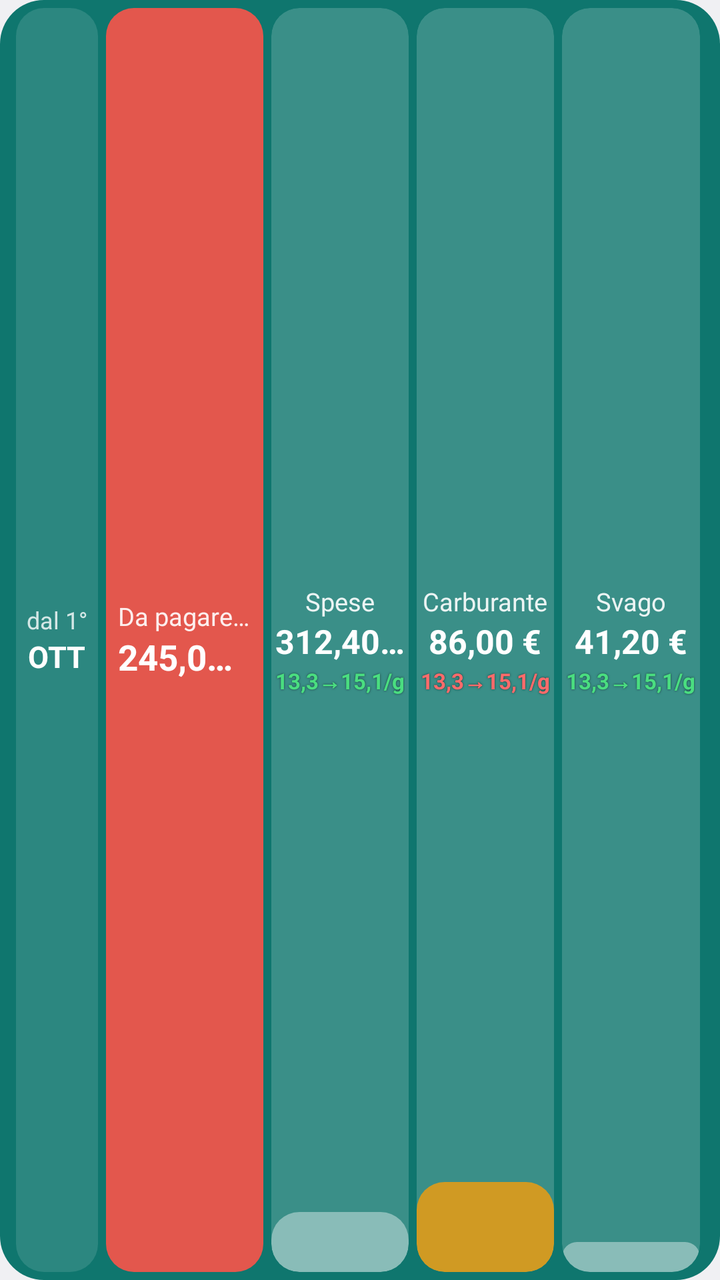
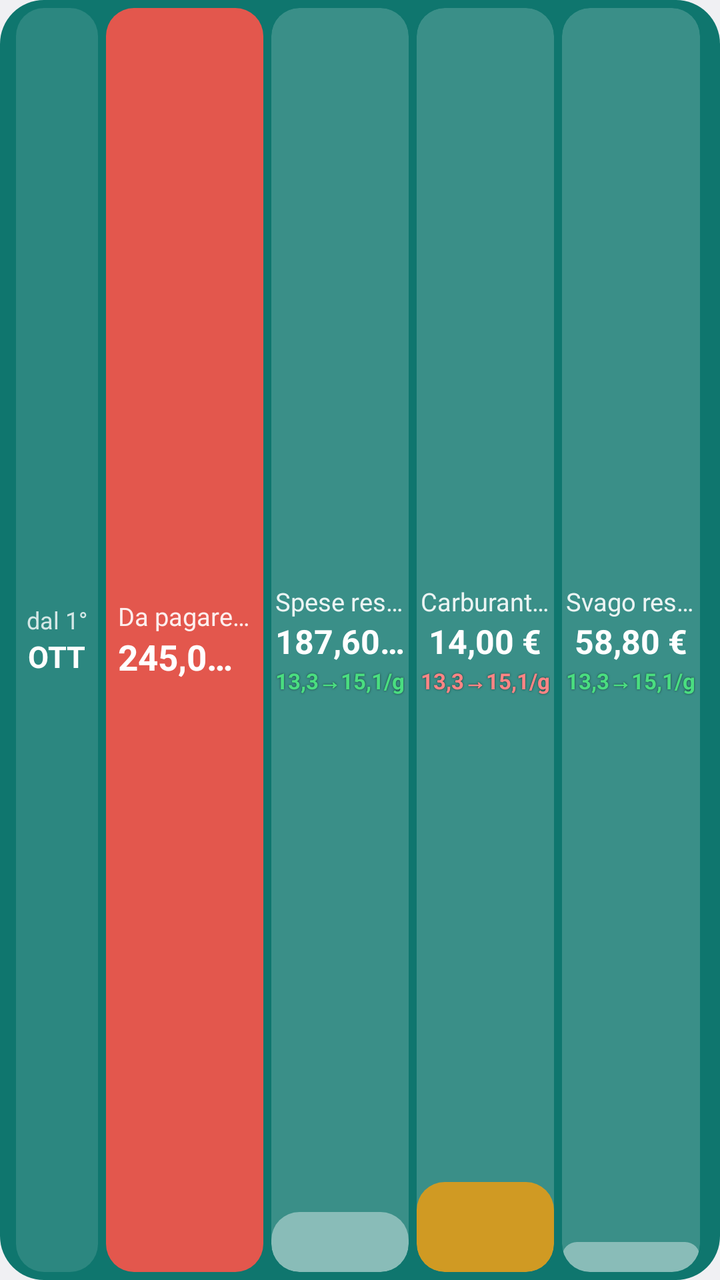

Before-and-after screenshots of an Android layout around one commit, followed by the original layout XML and the change that was made.
<!-- AndroidManifest.xml: application theme AppTheme -->
<!-- res/layout/widget_month2_preview.xml -->
<?xml version="1.0" encoding="utf-8"?>
<LinearLayout xmlns:android="http://schemas.android.com/apk/res/android"
    android:layout_width="match_parent"
    android:layout_height="match_parent"
    android:orientation="horizontal"
    android:gravity="center_vertical"
    android:paddingLeft="8dp"
    android:paddingRight="8dp"
    android:paddingTop="4dp"
    android:paddingBottom="4dp"
    android:background="@drawable/widget_bg">

    
    <LinearLayout
        android:layout_width="0dp"
        android:layout_height="match_parent"
        android:layout_weight="0.6"
        android:orientation="vertical"
        android:gravity="center"
        android:layout_marginRight="2dp"
        android:paddingLeft="2dp"
        android:paddingRight="2dp"
        android:background="@drawable/widget_since_bg">
        <TextView
            android:layout_width="wrap_content"
            android:layout_height="wrap_content"
            android:text="dal 1°"
            android:textColor="#CCFFFFFF"
            android:textSize="12sp"
            android:singleLine="true" />
        <TextView
            android:layout_width="wrap_content"
            android:layout_height="wrap_content"
            android:text="OTT"
            android:textColor="#FFFFFF"
            android:textSize="15sp"
            android:textStyle="bold"
            android:singleLine="true" />
    </LinearLayout>

    
    <LinearLayout
        android:layout_width="0dp"
        android:layout_height="match_parent"
        android:layout_weight="1.15"
        android:layout_marginLeft="2dp"
        android:layout_marginRight="2dp"
        android:orientation="vertical"
        android:gravity="center"
        android:paddingLeft="6dp"
        android:paddingRight="6dp"
        android:background="@drawable/widget_cell_due">
        <TextView
            android:layout_width="wrap_content"
            android:layout_height="wrap_content"
            android:text="Da pagare (3)"
            android:textColor="#E6FFFFFF"
            android:textSize="12.5sp"
            android:singleLine="true" />
        <TextView
            android:layout_width="wrap_content"
            android:layout_height="wrap_content"
            android:text="245,00 €"
            android:textColor="#FFFFFF"
            android:textSize="17.5sp"
            android:textStyle="bold"
            android:singleLine="true" />
    </LinearLayout>

    
    <FrameLayout
        android:layout_width="0dp"
        android:layout_height="match_parent"
        android:layout_weight="1"
        android:layout_marginLeft="2dp"
        android:layout_marginRight="2dp"
        android:background="@drawable/widget_cell"
        android:clipToOutline="true">
        <ImageView
            android:layout_width="match_parent"
            android:layout_height="match_parent"
            android:src="@drawable/preview_fill_a"
            android:scaleType="fitXY" />
        <LinearLayout
            android:layout_width="match_parent"
            android:layout_height="match_parent"
            android:orientation="vertical"
            android:gravity="center"
            android:paddingLeft="2dp"
            android:paddingRight="2dp">
            <TextView
                android:layout_width="wrap_content"
                android:layout_height="wrap_content"
                android:text="Spese"
                android:textColor="#E6FFFFFF"
                android:textSize="12.5sp"
                android:singleLine="true" />
            <TextView
                android:layout_width="wrap_content"
                android:layout_height="wrap_content"
                android:text="312,40 €"
                android:textColor="#FFFFFF"
                android:textSize="16.5sp"
                android:textStyle="bold"
                android:singleLine="true" />
            <TextView
                android:layout_width="wrap_content"
                android:layout_height="wrap_content"
                android:text="13,3→15,1/g"
                android:layout_marginTop="1dp"
                android:textColor="#FF4ADE80"
                android:textSize="11sp"
                android:textStyle="bold"
                android:shadowColor="#99000000"
                android:shadowRadius="2"
                android:singleLine="true" />
        </LinearLayout>
    </FrameLayout>

    
    <FrameLayout
        android:layout_width="0dp"
        android:layout_height="match_parent"
        android:layout_weight="1"
        android:layout_marginLeft="2dp"
        android:layout_marginRight="2dp"
        android:background="@drawable/widget_cell"
        android:clipToOutline="true">
        <ImageView
            android:layout_width="match_parent"
            android:layout_height="match_parent"
            android:src="@drawable/preview_fill_b"
            android:scaleType="fitXY" />
        <LinearLayout
            android:layout_width="match_parent"
            android:layout_height="match_parent"
            android:orientation="vertical"
            android:gravity="center"
            android:paddingLeft="2dp"
            android:paddingRight="2dp">
            <TextView
                android:layout_width="wrap_content"
                android:layout_height="wrap_content"
                android:text="Carburante"
                android:textColor="#E6FFFFFF"
                android:textSize="12.5sp"
                android:singleLine="true" />
            <TextView
                android:layout_width="wrap_content"
                android:layout_height="wrap_content"
                android:text="86,00 €"
                android:textColor="#FFFFFF"
                android:textSize="16.5sp"
                android:textStyle="bold"
                android:singleLine="true" />
            <TextView
                android:layout_width="wrap_content"
                android:layout_height="wrap_content"
                android:text="13,3→15,1/g"
                android:layout_marginTop="1dp"
                android:textColor="#FFFF6B6B"
                android:textSize="11sp"
                android:textStyle="bold"
                android:shadowColor="#99000000"
                android:shadowRadius="2"
                android:singleLine="true" />
        </LinearLayout>
    </FrameLayout>

    
    <FrameLayout
        android:layout_width="0dp"
        android:layout_height="match_parent"
        android:layout_weight="1"
        android:layout_marginLeft="2dp"
        android:layout_marginRight="2dp"
        android:background="@drawable/widget_cell"
        android:clipToOutline="true">
        <ImageView
            android:layout_width="match_parent"
            android:layout_height="match_parent"
            android:src="@drawable/preview_fill_c"
            android:scaleType="fitXY" />
        <LinearLayout
            android:layout_width="match_parent"
            android:layout_height="match_parent"
            android:orientation="vertical"
            android:gravity="center"
            android:paddingLeft="2dp"
            android:paddingRight="2dp">
            <TextView
                android:layout_width="wrap_content"
                android:layout_height="wrap_content"
                android:text="Svago"
                android:textColor="#E6FFFFFF"
                android:textSize="12.5sp"
                android:singleLine="true" />
            <TextView
                android:layout_width="wrap_content"
                android:layout_height="wrap_content"
                android:text="41,20 €"
                android:textColor="#FFFFFF"
                android:textSize="16.5sp"
                android:textStyle="bold"
                android:singleLine="true" />
            <TextView
                android:layout_width="wrap_content"
                android:layout_height="wrap_content"
                android:text="13,3→15,1/g"
                android:layout_marginTop="1dp"
                android:textColor="#FF4ADE80"
                android:textSize="11sp"
                android:textStyle="bold"
                android:shadowColor="#99000000"
                android:shadowRadius="2"
                android:singleLine="true" />
        </LinearLayout>
    </FrameLayout>
</LinearLayout>
<!-- resources referenced by this layout -->
<resources>
  <!-- drawable preview_fill_a (drawable) -->
  <?xml version="1.0" encoding="utf-8"?>
  <layer-list xmlns:android="http://schemas.android.com/apk/res/android">
      <item android:gravity="bottom" android:height="30dp">
          <shape android:shape="rectangle">
              <solid android:color="#66FFFFFF" />
              <corners android:radius="14dp" />
          </shape>
      </item>
  </layer-list>
  <!-- drawable preview_fill_b (drawable) -->
  <?xml version="1.0" encoding="utf-8"?>
  <layer-list xmlns:android="http://schemas.android.com/apk/res/android">
      <item android:gravity="bottom" android:height="45dp">
          <shape android:shape="rectangle">
              <solid android:color="#CCF59E0B" />
              <corners android:radius="14dp" />
          </shape>
      </item>
  </layer-list>
  <!-- drawable preview_fill_c (drawable) -->
  <?xml version="1.0" encoding="utf-8"?>
  <layer-list xmlns:android="http://schemas.android.com/apk/res/android">
      <item android:gravity="bottom" android:height="15dp">
          <shape android:shape="rectangle">
              <solid android:color="#66FFFFFF" />
              <corners android:radius="14dp" />
          </shape>
      </item>
  </layer-list>
  <!-- drawable widget_bg (drawable) -->
  <?xml version="1.0" encoding="utf-8"?>
  <shape xmlns:android="http://schemas.android.com/apk/res/android" android:shape="rectangle">
      <solid android:color="#0F766E" />
      <corners android:radius="22dp" />
  </shape>
  <!-- drawable widget_cell (drawable) -->
  <?xml version="1.0" encoding="utf-8"?>
  <shape xmlns:android="http://schemas.android.com/apk/res/android" android:shape="rectangle">
      <solid android:color="#2EFFFFFF" />
      <corners android:radius="14dp" />
  </shape>
  <!-- drawable widget_cell_due (drawable) -->
  <?xml version="1.0" encoding="utf-8"?>
  <shape xmlns:android="http://schemas.android.com/apk/res/android" android:shape="rectangle">
      <solid android:color="#E3574D" />
      <corners android:radius="14dp" />
  </shape>
  <!-- drawable widget_since_bg (drawable) -->
  <?xml version="1.0" encoding="utf-8"?>
  <shape xmlns:android="http://schemas.android.com/apk/res/android" android:shape="rectangle">
      <solid android:color="#1FFFFFFF" />
      <corners android:radius="14dp" />
  </shape>
  <style name="AppTheme" parent="@android:style/Theme.DeviceDefault.DayNight">
          <item name="android:windowActionBar">false</item>
          <item name="android:windowNoTitle">true</item>
      </style>
</resources>

<!-- the commit's change to res/layout/widget_month2_preview.xml (unified diff, before → after) -->
@@ -67,6 +67,7 @@
             android:singleLine="true" />
     </LinearLayout>
 
+
     
     <FrameLayout
         android:layout_width="0dp"
@@ -91,14 +92,14 @@
             <TextView
                 android:layout_width="wrap_content"
                 android:layout_height="wrap_content"
-                android:text="Spese"
+                android:text="Spese resta"
                 android:textColor="#E6FFFFFF"
                 android:textSize="12.5sp"
                 android:singleLine="true" />
             <TextView
                 android:layout_width="wrap_content"
                 android:layout_height="wrap_content"
-                android:text="312,40 €"
+                android:text="187,60 €"
                 android:textColor="#FFFFFF"
                 android:textSize="16.5sp"
                 android:textStyle="bold"
@@ -141,14 +142,14 @@
             <TextView
                 android:layout_width="wrap_content"
                 android:layout_height="wrap_content"
-                android:text="Carburante"
+                android:text="Carburante resta"
                 android:textColor="#E6FFFFFF"
                 android:textSize="12.5sp"
                 android:singleLine="true" />
             <TextView
                 android:layout_width="wrap_content"
                 android:layout_height="wrap_content"
-                android:text="86,00 €"
+                android:text="14,00 €"
                 android:textColor="#FFFFFF"
                 android:textSize="16.5sp"
                 android:textStyle="bold"
@@ -158,7 +159,7 @@
                 android:layout_height="wrap_content"
                 android:text="13,3→15,1/g"
                 android:layout_marginTop="1dp"
-                android:textColor="#FFFF6B6B"
+                android:textColor="#FFFF8585"
                 android:textSize="11sp"
                 android:textStyle="bold"
                 android:shadowColor="#99000000"
@@ -191,14 +192,14 @@
             <TextView
                 android:layout_width="wrap_content"
                 android:layout_height="wrap_content"
-                android:text="Svago"
+                android:text="Svago resta"
                 android:textColor="#E6FFFFFF"
                 android:textSize="12.5sp"
                 android:singleLine="true" />
             <TextView
                 android:layout_width="wrap_content"
                 android:layout_height="wrap_content"
-                android:text="41,20 €"
+                android:text="58,80 €"
                 android:textColor="#FFFFFF"
                 android:textSize="16.5sp"
                 android:textStyle="bold"
